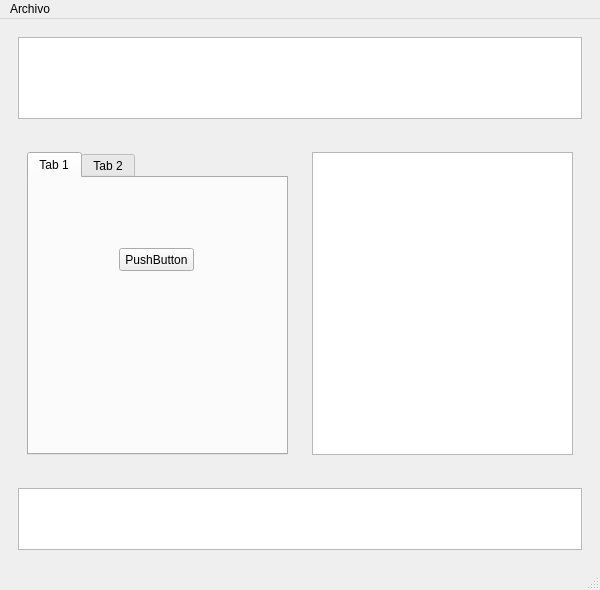
Old version of the form actualizacioncatastralv2/mainWindow.ui in the repository dignacio/python.
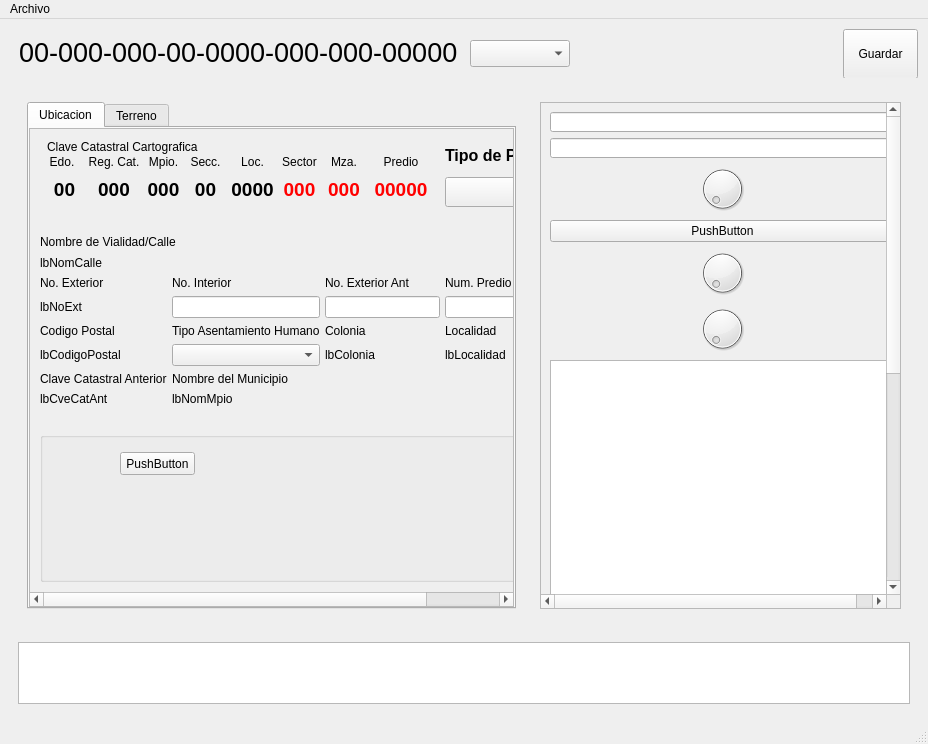
New version of the form. Custom widgets are drawn as their Qt base class.

```diff
--- a/actualizacioncatastralv2/mainWindow.ui
+++ b/actualizacioncatastralv2/mainWindow.ui
@@ -6,22 +6,27 @@
    <rect>
     <x>0</x>
     <y>0</y>
-    <width>600</width>
-    <height>590</height>
+    <width>928</width>
+    <height>744</height>
    </rect>
   </property>
   <property name="sizePolicy">
-   <sizepolicy hsizetype="Fixed" vsizetype="Fixed">
+   <sizepolicy hsizetype="Preferred" vsizetype="Fixed">
     <horstretch>0</horstretch>
     <verstretch>0</verstretch>
    </sizepolicy>
   </property>
   <property name="minimumSize">
    <size>
-    <width>600</width>
+    <width>674</width>
     <height>590</height>
    </size>
   </property>
+  <property name="font">
+   <font>
+    <family>Arial</family>
+   </font>
+  </property>
   <property name="windowTitle">
    <string>Cedula</string>
   </property>
@@ -38,18 +43,100 @@
       <property name="minimumSize">
        <size>
         <width>0</width>
-        <height>100</height>
+        <height>50</height>
        </size>
       </property>
       <property name="maximumSize">
        <size>
         <width>16777215</width>
-        <height>100</height>
+        <height>50</height>
        </size>
       </property>
-      <layout class="QGridLayout" name="gridLayout">
-       <item row="0" column="0">
-        <widget class="QListView" name="listView"/>
+      <layout class="QGridLayout" name="gridLayout_4">
+       <property name="leftMargin">
+        <number>1</number>
+       </property>
+       <property name="topMargin">
+        <number>1</number>
+       </property>
+       <property name="rightMargin">
+        <number>1</number>
+       </property>
+       <property name="bottomMargin">
+        <number>1</number>
+       </property>
+       <property name="spacing">
+        <number>1</number>
+       </property>
+       <item row="0" column="1">
+        <widget class="QWidget" name="widget_6" native="true">
+         <property name="minimumSize">
+          <size>
+           <width>569</width>
+           <height>43</height>
+          </size>
+         </property>
+         <property name="maximumSize">
+          <size>
+           <width>569</width>
+           <height>43</height>
+          </size>
+         </property>
+         <layout class="QGridLayout" name="gridLayout_5">
+          <item row="0" column="0">
+           <widget class="QLabel" name="lbCveCata">
+            <property name="font">
+             <font>
+              <pointsize>20</pointsize>
+             </font>
+            </property>
+            <property name="text">
+             <string>00-000-000-00-0000-000-000-00000</string>
+            </property>
+           </widget>
+          </item>
+          <item row="0" column="1">
+           <widget class="QComboBox" name="cmbCondo">
+            <property name="minimumSize">
+             <size>
+              <width>100</width>
+              <height>27</height>
+             </size>
+            </property>
+            <property name="maximumSize">
+             <size>
+              <width>100</width>
+              <height>27</height>
+             </size>
+            </property>
+            <property name="font">
+             <font>
+              <pointsize>20</pointsize>
+             </font>
+            </property>
+           </widget>
+          </item>
+         </layout>
+        </widget>
+       </item>
+       <item row="0" column="2" alignment="Qt::AlignRight">
+        <widget class="QPushButton" name="pushButton_2">
+         <property name="minimumSize">
+          <size>
+           <width>75</width>
+           <height>50</height>
+          </size>
+         </property>
+         <property name="maximumSize">
+          <size>
+           <width>75</width>
+           <height>50</height>
+          </size>
+         </property>
+         <property name="text">
+          <string>Guardar</string>
+         </property>
+        </widget>
        </item>
       </layout>
      </widget>
@@ -59,30 +146,730 @@
       <layout class="QHBoxLayout" name="horizontalLayout">
        <item>
         <widget class="QWidget" name="widget_4" native="true">
+         <property name="autoFillBackground">
+          <bool>false</bool>
+         </property>
+         <property name="styleSheet">
+          <string notr="true"/>
+         </property>
          <layout class="QVBoxLayout" name="verticalLayout">
           <item>
            <widget class="QTabWidget" name="tabWidget">
-            <widget class="QWidget" name="tab">
+            <property name="currentIndex">
+             <number>0</number>
+            </property>
+            <widget class="QWidget" name="tUbicacion">
              <attribute name="title">
-              <string>Tab 1</string>
+              <string>Ubicacion</string>
              </attribute>
-             <widget class="QPushButton" name="pushButton">
-              <property name="geometry">
-               <rect>
-                <x>90</x>
-                <y>70</y>
-                <width>75</width>
-                <height>23</height>
-               </rect>
+             <layout class="QGridLayout" name="gridLayout">
+              <property name="leftMargin">
+               <number>0</number>
               </property>
-              <property name="text">
-               <string>PushButton</string>
+              <property name="topMargin">
+               <number>0</number>
               </property>
-             </widget>
+              <property name="rightMargin">
+               <number>0</number>
+              </property>
+              <property name="bottomMargin">
+               <number>0</number>
+              </property>
+              <property name="spacing">
+               <number>5</number>
+              </property>
+              <item row="1" column="0" rowspan="2">
+               <widget class="QScrollArea" name="scrollArea_2">
+                <property name="verticalScrollBarPolicy">
+                 <enum>Qt::ScrollBarAsNeeded</enum>
+                </property>
+                <property name="horizontalScrollBarPolicy">
+                 <enum>Qt::ScrollBarAsNeeded</enum>
+                </property>
+                <property name="widgetResizable">
+                 <bool>true</bool>
+                </property>
+                <widget class="QWidget" name="scrollAreaWidgetContents_2">
+                 <property name="geometry">
+                  <rect>
+                   <x>0</x>
+                   <y>0</y>
+                   <width>575</width>
+                   <height>461</height>
+                  </rect>
+                 </property>
+                 <layout class="QGridLayout" name="gridLayout_8">
+                  <property name="leftMargin">
+                   <number>10</number>
+                  </property>
+                  <property name="topMargin">
+                   <number>10</number>
+                  </property>
+                  <property name="rightMargin">
+                   <number>10</number>
+                  </property>
+                  <property name="bottomMargin">
+                   <number>10</number>
+                  </property>
+                  <property name="spacing">
+                   <number>5</number>
+                  </property>
+                  <item row="3" column="0" colspan="4">
+                   <widget class="QLabel" name="label_2">
+                    <property name="text">
+                     <string>Nombre de Vialidad/Calle</string>
+                    </property>
+                   </widget>
+                  </item>
+                  <item row="6" column="2">
+                   <widget class="QLineEdit" name="leNoExteAnt"/>
+                  </item>
+                  <item row="5" column="2">
+                   <widget class="QLabel" name="label_5">
+                    <property name="text">
+                     <string>No. Exterior Ant</string>
+                    </property>
+                   </widget>
+                  </item>
+                  <item row="8" column="2">
+                   <widget class="QLabel" name="lbColonia">
+                    <property name="text">
+                     <string>lbColonia</string>
+                    </property>
+                   </widget>
+                  </item>
+                  <item row="10" column="0">
+                   <widget class="QLabel" name="lbCveCatAnt">
+                    <property name="text">
+                     <string>lbCveCatAnt</string>
+                    </property>
+                   </widget>
+                  </item>
+                  <item row="0" column="3">
+                   <widget class="QLabel" name="label">
+                    <property name="minimumSize">
+                     <size>
+                      <width>0</width>
+                      <height>30</height>
+                     </size>
+                    </property>
+                    <property name="maximumSize">
+                     <size>
+                      <width>16777215</width>
+                      <height>30</height>
+                     </size>
+                    </property>
+                    <property name="font">
+                     <font>
+                      <pointsize>12</pointsize>
+                      <weight>75</weight>
+                      <bold>true</bold>
+                     </font>
+                    </property>
+                    <property name="text">
+                     <string>Tipo de Predio</string>
+                    </property>
+                   </widget>
+                  </item>
+                  <item row="8" column="3">
+                   <widget class="QLabel" name="lbLocalidad">
+                    <property name="text">
+                     <string>lbLocalidad</string>
+                    </property>
+                   </widget>
+                  </item>
+                  <item row="0" column="0" rowspan="2" colspan="3">
+                   <widget class="QWidget" name="widget_7" native="true">
+                    <property name="minimumSize">
+                     <size>
+                      <width>400</width>
+                      <height>70</height>
+                     </size>
+                    </property>
+                    <property name="maximumSize">
+                     <size>
+                      <width>400</width>
+                      <height>70</height>
+                     </size>
+                    </property>
+                    <layout class="QGridLayout" name="gridLayout_6">
+                     <property name="leftMargin">
+                      <number>0</number>
+                     </property>
+                     <property name="topMargin">
+                      <number>0</number>
+                     </property>
+                     <property name="rightMargin">
+                      <number>0</number>
+                     </property>
+                     <property name="bottomMargin">
+                      <number>0</number>
+                     </property>
+                     <property name="spacing">
+                      <number>0</number>
+                     </property>
+                     <item row="2" column="7">
+                      <widget class="QLabel" name="lbPredio">
+                       <property name="maximumSize">
+                        <size>
+                         <width>60</width>
+                         <height>16777215</height>
+                        </size>
+                       </property>
+                       <property name="font">
+                        <font>
+                         <pointsize>14</pointsize>
+                         <weight>75</weight>
+                         <bold>true</bold>
+                        </font>
+                       </property>
+                       <property name="styleSheet">
+                        <string notr="true">color:#ff0000</string>
+                       </property>
+                       <property name="text">
+                        <string>00000</string>
+                       </property>
+                       <property name="alignment">
+                        <set>Qt::AlignCenter</set>
+                       </property>
+                      </widget>
+                     </item>
+                     <item row="0" column="0" colspan="8">
+                      <widget class="QLabel" name="label_0">
+                       <property name="maximumSize">
+                        <size>
+                         <width>16777215</width>
+                         <height>15</height>
+                        </size>
+                       </property>
+                       <property name="text">
+                        <string>Clave Catastral Cartografica</string>
+                       </property>
+                      </widget>
+                     </item>
+                     <item row="2" column="0">
+                      <widget class="QLabel" name="lbEdo">
+                       <property name="minimumSize">
+                        <size>
+                         <width>35</width>
+                         <height>0</height>
+                        </size>
+                       </property>
+                       <property name="maximumSize">
+                        <size>
+                         <width>35</width>
+                         <height>16777215</height>
+                        </size>
+                       </property>
+                       <property name="font">
+                        <font>
+                         <pointsize>14</pointsize>
+                         <weight>75</weight>
+                         <bold>true</bold>
+                        </font>
+                       </property>
+                       <property name="text">
+                        <string>00</string>
+                       </property>
+                       <property name="alignment">
+                        <set>Qt::AlignCenter</set>
+                       </property>
+                      </widget>
+                     </item>
+                     <item row="2" column="4">
+                      <widget class="QLabel" name="lbLoc">
+                       <property name="minimumSize">
+                        <size>
+                         <width>45</width>
+                         <height>0</height>
+                        </size>
+                       </property>
+                       <property name="maximumSize">
+                        <size>
+                         <width>45</width>
+                         <height>16777215</height>
+                        </size>
+                       </property>
+                       <property name="font">
+                        <font>
+                         <pointsize>14</pointsize>
+                         <weight>75</weight>
+                         <bold>true</bold>
+                        </font>
+                       </property>
+                       <property name="text">
+                        <string>0000</string>
+                       </property>
+                       <property name="alignment">
+                        <set>Qt::AlignCenter</set>
+                       </property>
+                      </widget>
+                     </item>
+                     <item row="1" column="3">
+                      <widget class="QLabel" name="label_d">
+                       <property name="maximumSize">
+                        <size>
+                         <width>35</width>
+                         <height>16777215</height>
+                        </size>
+                       </property>
+                       <property name="text">
+                        <string>Secc.</string>
+                       </property>
+                       <property name="alignment">
+                        <set>Qt::AlignCenter</set>
+                       </property>
+                      </widget>
+                     </item>
+                     <item row="1" column="6">
+                      <widget class="QLabel" name="label_g">
+                       <property name="maximumSize">
+                        <size>
+                         <width>40</width>
+                         <height>16777215</height>
+                        </size>
+                       </property>
+                       <property name="text">
+                        <string>Mza.</string>
+                       </property>
+                       <property name="alignment">
+                        <set>Qt::AlignCenter</set>
+                       </property>
+                      </widget>
+                     </item>
+                     <item row="1" column="4">
+                      <widget class="QLabel" name="label_e">
+                       <property name="minimumSize">
+                        <size>
+                         <width>45</width>
+                         <height>0</height>
+                        </size>
+                       </property>
+                       <property name="maximumSize">
+                        <size>
+                         <width>45</width>
+                         <height>16777215</height>
+                        </size>
+                       </property>
+                       <property name="styleSheet">
+                        <string notr="true">text-align: center</string>
+                       </property>
+                       <property name="text">
+                        <string>Loc.</string>
+                       </property>
+                       <property name="alignment">
+                        <set>Qt::AlignCenter</set>
+                       </property>
+                      </widget>
+                     </item>
+                     <item row="2" column="1">
+                      <widget class="QLabel" name="lbRegCat">
+                       <property name="minimumSize">
+                        <size>
+                         <width>50</width>
+                         <height>0</height>
+                        </size>
+                       </property>
+                       <property name="maximumSize">
+                        <size>
+                         <width>50</width>
+                         <height>16777215</height>
+                        </size>
+                       </property>
+                       <property name="font">
+                        <font>
+                         <pointsize>14</pointsize>
+                         <weight>75</weight>
+                         <bold>true</bold>
+                        </font>
+                       </property>
+                       <property name="text">
+                        <string>000</string>
+                       </property>
+                       <property name="alignment">
+                        <set>Qt::AlignCenter</set>
+                       </property>
+                      </widget>
+                     </item>
+                     <item row="1" column="5">
+                      <widget class="QLabel" name="label_f">
+                       <property name="minimumSize">
+                        <size>
+                         <width>35</width>
+                         <height>0</height>
+                        </size>
+                       </property>
+                       <property name="maximumSize">
+                        <size>
+                         <width>35</width>
+                         <height>16777215</height>
+                        </size>
+                       </property>
+                       <property name="text">
+                        <string>Sector</string>
+                       </property>
+                       <property name="alignment">
+                        <set>Qt::AlignCenter</set>
+                       </property>
+                      </widget>
+                     </item>
+                     <item row="1" column="0">
+                      <widget class="QLabel" name="label_a">
+                       <property name="maximumSize">
+                        <size>
+                         <width>30</width>
+                         <height>16777215</height>
+                        </size>
+                       </property>
+                       <property name="text">
+                        <string>Edo.</string>
+                       </property>
+                       <property name="alignment">
+                        <set>Qt::AlignCenter</set>
+                       </property>
+                      </widget>
+                     </item>
+                     <item row="2" column="3">
+                      <widget class="QLabel" name="lbSecc">
+                       <property name="maximumSize">
+                        <size>
+                         <width>35</width>
+                         <height>16777215</height>
+                        </size>
+                       </property>
+                       <property name="font">
+                        <font>
+                         <pointsize>14</pointsize>
+                         <weight>75</weight>
+                         <bold>true</bold>
+                        </font>
+                       </property>
+                       <property name="text">
+                        <string>00</string>
+                       </property>
+                       <property name="alignment">
+                        <set>Qt::AlignCenter</set>
+                       </property>
+                      </widget>
+                     </item>
+                     <item row="2" column="2">
+                      <widget class="QLabel" name="lbMpio">
+                       <property name="minimumSize">
+                        <size>
+                         <width>35</width>
+                         <height>0</height>
+                        </size>
+                       </property>
+                       <property name="maximumSize">
+                        <size>
+                         <width>35</width>
+                         <height>16777215</height>
+                        </size>
+                       </property>
+                       <property name="font">
+                        <font>
+                         <pointsize>14</pointsize>
+                         <weight>75</weight>
+                         <bold>true</bold>
+                        </font>
+                       </property>
+                       <property name="text">
+                        <string>000</string>
+                       </property>
+                       <property name="alignment">
+                        <set>Qt::AlignCenter</set>
+                       </property>
+                      </widget>
+                     </item>
+                     <item row="2" column="6">
+                      <widget class="QLabel" name="lbMza">
+                       <property name="maximumSize">
+                        <size>
+                         <width>40</width>
+                         <height>16777215</height>
+                        </size>
+                       </property>
+                       <property name="font">
+                        <font>
+                         <pointsize>14</pointsize>
+                         <weight>75</weight>
+                         <bold>true</bold>
+                        </font>
+                       </property>
+                       <property name="styleSheet">
+                        <string notr="true">color:#ff0000</string>
+                       </property>
+                       <property name="text">
+                        <string>000</string>
+                       </property>
+                       <property name="alignment">
+                        <set>Qt::AlignCenter</set>
+                       </property>
+                      </widget>
+                     </item>
+                     <item row="2" column="5">
+                      <widget class="QLabel" name="lbSec">
+                       <property name="maximumSize">
+                        <size>
+                         <width>35</width>
+                         <height>16777215</height>
+                        </size>
+                       </property>
+                       <property name="font">
+                        <font>
+                         <pointsize>14</pointsize>
+                         <weight>75</weight>
+                         <bold>true</bold>
+                        </font>
+                       </property>
+                       <property name="styleSheet">
+                        <string notr="true">color:#ff0000</string>
+                       </property>
+                       <property name="text">
+                        <string>000</string>
+                       </property>
+                       <property name="alignment">
+                        <set>Qt::AlignCenter</set>
+                       </property>
+                      </widget>
+                     </item>
+                     <item row="1" column="2">
+                      <widget class="QLabel" name="label_c">
+                       <property name="minimumSize">
+                        <size>
+                         <width>35</width>
+                         <height>15</height>
+                        </size>
+                       </property>
+                       <property name="maximumSize">
+                        <size>
+                         <width>35</width>
+                         <height>15</height>
+                        </size>
+                       </property>
+                       <property name="text">
+                        <string>Mpio.</string>
+                       </property>
+                       <property name="alignment">
+                        <set>Qt::AlignCenter</set>
+                       </property>
+                      </widget>
+                     </item>
+                     <item row="1" column="7">
+                      <widget class="QLabel" name="label_h">
+                       <property name="maximumSize">
+                        <size>
+                         <width>60</width>
+                         <height>16777215</height>
+                        </size>
+                       </property>
+                       <property name="text">
+                        <string>Predio</string>
+                       </property>
+                       <property name="alignment">
+                        <set>Qt::AlignCenter</set>
+                       </property>
+                      </widget>
+                     </item>
+                     <item row="1" column="1">
+                      <widget class="QLabel" name="label_b">
+                       <property name="minimumSize">
+                        <size>
+                         <width>50</width>
+                         <height>0</height>
+                        </size>
+                       </property>
+                       <property name="maximumSize">
+                        <size>
+                         <width>50</width>
+                         <height>16777215</height>
+                        </size>
+                       </property>
+                       <property name="text">
+                        <string>Reg. Cat.</string>
+                       </property>
+                       <property name="alignment">
+                        <set>Qt::AlignCenter</set>
+                       </property>
+                      </widget>
+                     </item>
+                    </layout>
+                   </widget>
+                  </item>
+                  <item row="6" column="3">
+                   <widget class="QLineEdit" name="leNumPredio"/>
+                  </item>
+                  <item row="7" column="3">
+                   <widget class="QLabel" name="label_11">
+                    <property name="text">
+                     <string>Localidad</string>
+                    </property>
+                   </widget>
+                  </item>
+                  <item row="10" column="1" colspan="2">
+                   <widget class="QLabel" name="lbNomMpio">
+                    <property name="text">
+                     <string>lbNomMpio</string>
+                    </property>
+                   </widget>
+                  </item>
+                  <item row="8" column="1">
+                   <widget class="QComboBox" name="cmbTipoAsentH"/>
+                  </item>
+                  <item row="9" column="0">
+                   <widget class="QLabel" name="label_12">
+                    <property name="text">
+                     <string>Clave Catastral Anterior</string>
+                    </property>
+                   </widget>
+                  </item>
+                  <item row="6" column="1">
+                   <widget class="QLineEdit" name="leNoInterior"/>
+                  </item>
+                  <item row="1" column="3">
+                   <widget class="QComboBox" name="comboBox">
+                    <property name="minimumSize">
+                     <size>
+                      <width>150</width>
+                      <height>30</height>
+                     </size>
+                    </property>
+                    <property name="maximumSize">
+                     <size>
+                      <width>150</width>
+                      <height>30</height>
+                     </size>
+                    </property>
+                   </widget>
+                  </item>
+                  <item row="8" column="0">
+                   <widget class="QLabel" name="lbCodigoPostal">
+                    <property name="text">
+                     <string>lbCodigoPostal</string>
+                    </property>
+                   </widget>
+                  </item>
+                  <item row="7" column="0">
+                   <widget class="QLabel" name="label_7">
+                    <property name="text">
+                     <string>Codigo Postal</string>
+                    </property>
+                   </widget>
+                  </item>
+                  <item row="5" column="3">
+                   <widget class="QLabel" name="label_6">
+                    <property name="text">
+                     <string>Num. Predio</string>
+                    </property>
+                   </widget>
+                  </item>
+                  <item row="5" column="0">
+                   <widget class="QLabel" name="label_3">
+                    <property name="text">
+                     <string>No. Exterior</string>
+                    </property>
+                   </widget>
+                  </item>
+                  <item row="6" column="0">
+                   <widget class="QLabel" name="lbNoExt">
+                    <property name="text">
+                     <string>lbNoExt</string>
+                    </property>
+                   </widget>
+                  </item>
+                  <item row="5" column="1">
+                   <widget class="QLabel" name="label_4">
+                    <property name="text">
+                     <string>No. Interior</string>
+                    </property>
+                   </widget>
+                  </item>
+                  <item row="9" column="1" colspan="2">
+                   <widget class="QLabel" name="label_13">
+                    <property name="text">
+                     <string>Nombre del Municipio</string>
+                    </property>
+                   </widget>
+                  </item>
+                  <item row="7" column="1">
+                   <widget class="QLabel" name="label_8">
+                    <property name="text">
+                     <string>Tipo Asentamiento Humano</string>
+                    </property>
+                   </widget>
+                  </item>
+                  <item row="2" column="0" colspan="4">
+                   <spacer name="horizontalSpacer_2">
+                    <property name="orientation">
+                     <enum>Qt::Horizontal</enum>
+                    </property>
+                    <property name="sizeHint" stdset="0">
+                     <size>
+                      <width>40</width>
+                      <height>20</height>
+                     </size>
+                    </property>
+                   </spacer>
+                  </item>
+                  <item row="7" column="2">
+                   <widget class="QLabel" name="label_10">
+                    <property name="text">
+                     <string>Colonia</string>
+                    </property>
+                   </widget>
+                  </item>
+                  <item row="11" column="0" colspan="4">
+                   <spacer name="horizontalSpacer">
+                    <property name="orientation">
+                     <enum>Qt::Horizontal</enum>
+                    </property>
+                    <property name="sizeHint" stdset="0">
+                     <size>
+                      <width>40</width>
+                      <height>20</height>
+                     </size>
+                    </property>
+                   </spacer>
+                  </item>
+                  <item row="4" column="0" colspan="4">
+                   <widget class="QLabel" name="lbNomCalle">
+                    <property name="text">
+                     <string>lbNomCalle</string>
+                    </property>
+                   </widget>
+                  </item>
+                  <item row="12" column="0" colspan="4">
+                   <widget class="QgsCollapsibleGroupBox" name="mGroupBox">
+                    <property name="minimumSize">
+                     <size>
+                      <width>0</width>
+                      <height>150</height>
+                     </size>
+                    </property>
+                    <widget class="QPushButton" name="pushButton_3">
+                     <property name="geometry">
+                      <rect>
+                       <x>80</x>
+                       <y>20</y>
+                       <width>75</width>
+                       <height>23</height>
+                      </rect>
+                     </property>
+                     <property name="text">
+                      <string>PushButton</string>
+                     </property>
+                    </widget>
+                   </widget>
+                  </item>
+                 </layout>
+                </widget>
+               </widget>
+              </item>
+             </layout>
             </widget>
             <widget class="QWidget" name="tab_2">
              <attribute name="title">
-              <string>Tab 2</string>
+              <string>Terreno</string>
              </attribute>
             </widget>
            </widget>
@@ -106,7 +893,125 @@
          </property>
          <layout class="QGridLayout" name="gridLayout_3">
           <item row="0" column="0">
-           <widget class="QListView" name="listView_2"/>
+           <widget class="QScrollArea" name="scrollArea">
+            <property name="verticalScrollBarPolicy">
+             <enum>Qt::ScrollBarAlwaysOn</enum>
+            </property>
+            <property name="horizontalScrollBarPolicy">
+             <enum>Qt::ScrollBarAlwaysOn</enum>
+            </property>
+            <property name="widgetResizable">
+             <bool>true</bool>
+            </property>
+            <widget class="QWidget" name="scrollAreaWidgetContents">
+             <property name="geometry">
+              <rect>
+               <x>0</x>
+               <y>0</y>
+               <width>363</width>
+               <height>889</height>
+              </rect>
+             </property>
+             <layout class="QGridLayout" name="gridLayout_7">
+              <item row="0" column="0">
+               <widget class="QLineEdit" name="lineEdit_4">
+                <property name="minimumSize">
+                 <size>
+                  <width>345</width>
+                  <height>20</height>
+                 </size>
+                </property>
+               </widget>
+              </item>
+              <item row="5" column="0">
+               <widget class="QDial" name="dial_5">
+                <property name="minimumSize">
+                 <size>
+                  <width>345</width>
+                  <height>50</height>
+                 </size>
+                </property>
+               </widget>
+              </item>
+              <item row="4" column="0">
+               <widget class="QDial" name="dial_4">
+                <property name="sizePolicy">
+                 <sizepolicy hsizetype="Preferred" vsizetype="Preferred">
+                  <horstretch>0</horstretch>
+                  <verstretch>0</verstretch>
+                 </sizepolicy>
+                </property>
+                <property name="minimumSize">
+                 <size>
+                  <width>345</width>
+                  <height>50</height>
+                 </size>
+                </property>
+               </widget>
+              </item>
+              <item row="2" column="0">
+               <widget class="QDial" name="dial_6">
+                <property name="minimumSize">
+                 <size>
+                  <width>345</width>
+                  <height>50</height>
+                 </size>
+                </property>
+               </widget>
+              </item>
+              <item row="8" column="0">
+               <widget class="QTextBrowser" name="textBrowser_4">
+                <property name="minimumSize">
+                 <size>
+                  <width>345</width>
+                  <height>300</height>
+                 </size>
+                </property>
+               </widget>
+              </item>
+              <item row="7" column="0">
+               <widget class="QLabel" name="label_9">
+                <property name="minimumSize">
+                 <size>
+                  <width>345</width>
+                  <height>10</height>
+                 </size>
+                </property>
+                <property name="text">
+                 <string>TextLabel</string>
+                </property>
+               </widget>
+              </item>
+              <item row="6" column="0">
+               <widget class="QTextBrowser" name="textBrowser_3">
+                <property name="minimumSize">
+                 <size>
+                  <width>345</width>
+                  <height>300</height>
+                 </size>
+                </property>
+               </widget>
+              </item>
+              <item row="1" column="0">
+               <widget class="QLineEdit" name="lineEdit_5">
+                <property name="minimumSize">
+                 <size>
+                  <width>345</width>
+                  <height>20</height>
+                 </size>
+                </property>
+               </widget>
+              </item>
+              <item row="3" column="0">
+               <widget class="QPushButton" name="pushButton">
+                <property name="text">
+                 <string>PushButton</string>
+                </property>
+               </widget>
+              </item>
+             </layout>
+            </widget>
+           </widget>
           </item>
          </layout>
         </widget>
@@ -142,7 +1047,7 @@
     <rect>
      <x>0</x>
      <y>0</y>
-     <width>600</width>
+     <width>928</width>
      <height>21</height>
     </rect>
    </property>
@@ -178,6 +1083,14 @@
    </property>
   </action>
  </widget>
+ <customwidgets>
+  <customwidget>
+   <class>QgsCollapsibleGroupBox</class>
+   <extends>QGroupBox</extends>
+   <header>qgscollapsiblegroupbox.h</header>
+   <container>1</container>
+  </customwidget>
+ </customwidgets>
  <resources/>
  <connections/>
 </ui>
```
Left out of the diff: 2 changed lines with no effect on the pictures.
